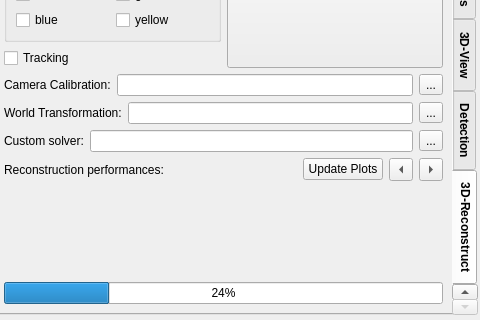
ANP-Granular/ParticleTracking, file RodTracker/src/RodTracker/ui/mainwindow_layout.ui: the form before one commit; both pictures show x 710 to 1190 and y 287 to 607 of the 1190 by 607 pixel window.
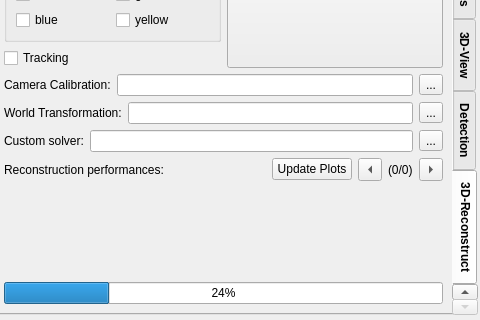
The form after the commit. The open tabs and pages were chosen to show the change. Icons and pictures are not drawn. Custom widgets are drawn as their Qt base class.

Commit message:
Add plot number
Adds a '(x/y)' plot number indication for 3D reconstruction plots.

Diff of the .ui file:
```diff
--- a/RodTracker/src/RodTracker/ui/mainwindow_layout.ui
+++ b/RodTracker/src/RodTracker/ui/mainwindow_layout.ui
@@ -1945,6 +1945,19 @@
                        </property>
                       </widget>
                      </item>
+                     <item>
+                      <widget class="QLabel" name="lbl_current_plot">
+                       <property name="sizePolicy">
+                        <sizepolicy hsizetype="Maximum" vsizetype="Preferred">
+                         <horstretch>0</horstretch>
+                         <verstretch>0</verstretch>
+                        </sizepolicy>
+                       </property>
+                       <property name="text">
+                        <string>(0/0)</string>
+                       </property>
+                      </widget>
+                     </item>
                      <item>
                       <widget class="QToolButton" name="tb_plots_right">
                        <property name="text">
```
Left out of the diff: 6 changed lines with no effect on the pictures. The commit also changes 3 other files.
